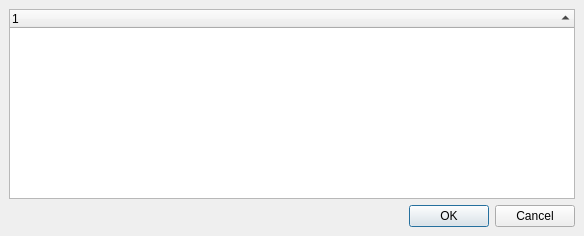
Before: the Qt Designer form src/ui/qgssublayersdialogbase.ui in qgis/QGIS, drawn with Qt 5.
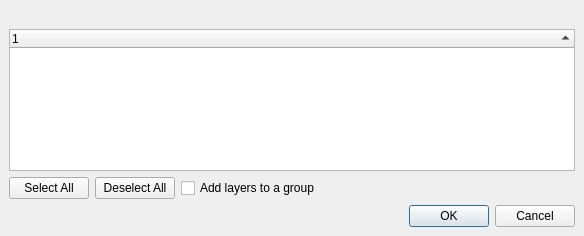
After: the same form once the commit is applied.

What changed in the file:
```diff
--- a/src/ui/qgssublayersdialogbase.ui
+++ b/src/ui/qgssublayersdialogbase.ui
@@ -20,7 +20,7 @@
    <property name="spacing">
     <number>6</number>
    </property>
-   <item row="0" column="0">
+   <item row="1" column="0">
     <widget class="QTreeWidget" name="layersTable">
      <property name="selectionMode">
       <enum>QAbstractItemView::ExtendedSelection</enum>
@@ -41,7 +41,7 @@
      </column>
     </widget>
    </item>
-   <item row="2" column="0">
+   <item row="3" column="0">
     <widget class="QDialogButtonBox" name="buttonBox">
      <property name="orientation">
       <enum>Qt::Horizontal</enum>
@@ -51,6 +51,57 @@
      </property>
     </widget>
    </item>
+   <item row="2" column="0">
+    <layout class="QHBoxLayout" name="horizontalLayout">
+     <item>
+      <widget class="QPushButton" name="mBtnSelectAll">
+       <property name="text">
+        <string>Select All</string>
+       </property>
+      </widget>
+     </item>
+     <item>
+      <widget class="QPushButton" name="mBtnDeselectAll">
+       <property name="text">
+        <string>Deselect All</string>
+       </property>
+      </widget>
+     </item>
+     <item>
+      <widget class="QCheckBox" name="mCbxAddToGroup">
+       <property name="text">
+        <string>Add layers to a group</string>
+       </property>
+      </widget>
+     </item>
+     <item>
+      <spacer name="horizontalSpacer">
+       <property name="orientation">
+        <enum>Qt::Horizontal</enum>
+       </property>
+       <property name="sizeHint" stdset="0">
+        <size>
+         <width>40</width>
+         <height>20</height>
+        </size>
+       </property>
+      </spacer>
+     </item>
+    </layout>
+   </item>
+   <item row="0" column="0">
+    <widget class="QLabel" name="mLblFilePath">
+     <property name="toolTip">
+      <string>Current file source</string>
+     </property>
+     <property name="wordWrap">
+      <bool>true</bool>
+     </property>
+     <property name="textInteractionFlags">
+      <set>Qt::TextSelectableByMouse</set>
+     </property>
+    </widget>
+   </item>
   </layout>
  </widget>
  <layoutdefault spacing="6" margin="11"/>
```
